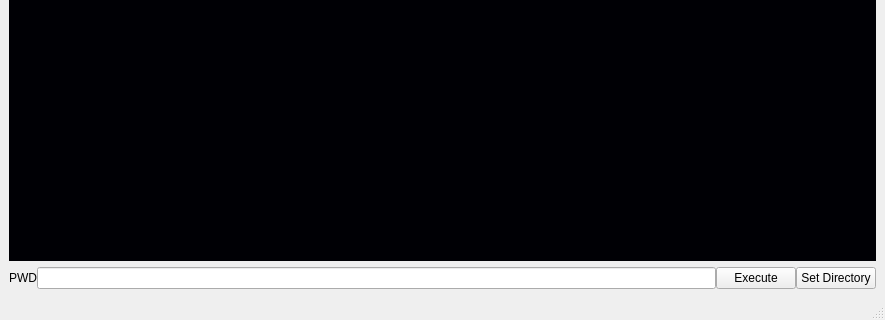
Before: the Qt Designer form console.ui in frankyeh/DSI-Studio, drawn with Qt 5; both pictures show x 0 to 885 and y 446 to 766 of the 885 by 766 pixel window.
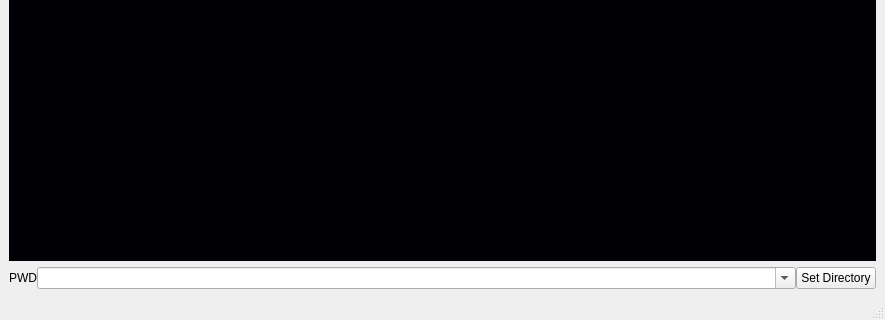
After: the same form once the commit is applied. Icons and pictures are not drawn.

Commit message: revise console

What changed in the file:
```diff
--- a/console.ui
+++ b/console.ui
@@ -46,19 +46,21 @@
        </widget>
       </item>
       <item>
-       <widget class="QLineEdit" name="cmd_line">
-        <property name="text">
-         <string/>
+       <widget class="QComboBox" name="cmd_line">
+        <property name="sizePolicy">
+         <sizepolicy hsizetype="Preferred" vsizetype="Fixed">
+          <horstretch>1</horstretch>
+          <verstretch>0</verstretch>
+         </sizepolicy>
         </property>
-        <property name="clearButtonEnabled">
-         <bool>false</bool>
+        <property name="editable">
+         <bool>true</bool>
         </property>
-       </widget>
-      </item>
-      <item>
-       <widget class="QPushButton" name="run_cmd">
-        <property name="text">
-         <string>Execute</string>
+        <property name="insertPolicy">
+         <enum>QComboBox::InsertAtTop</enum>
+        </property>
+        <property name="duplicatesEnabled">
+         <bool>true</bool>
         </property>
        </widget>
       </item>
```
The commit also changes 2 other files.
